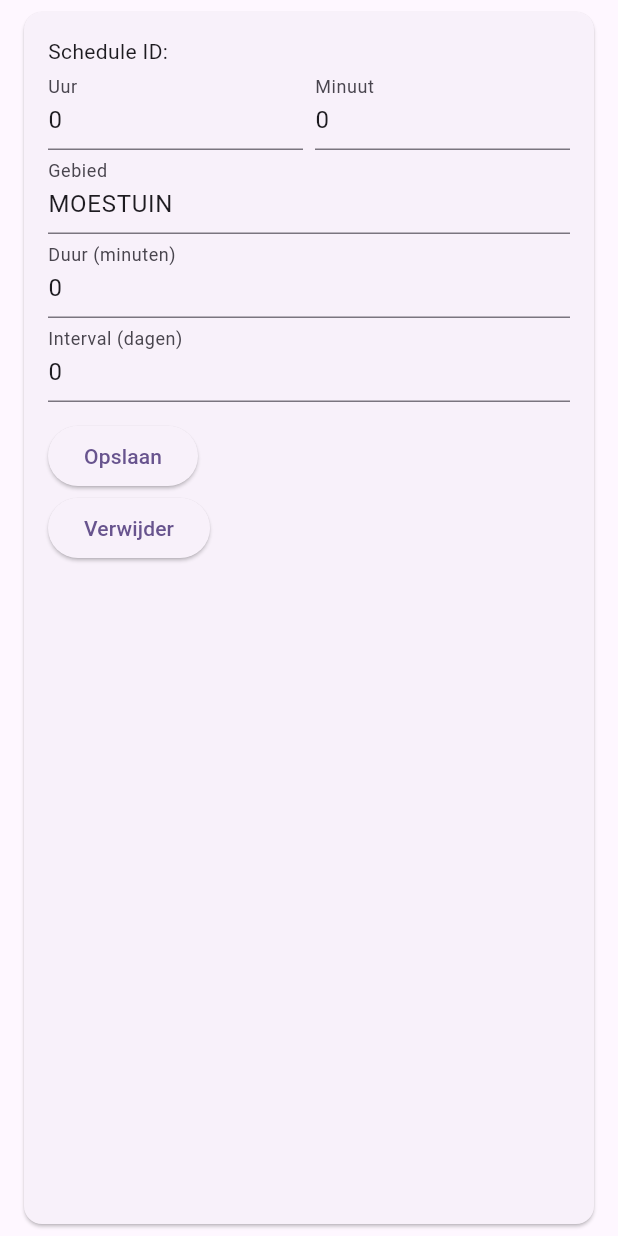
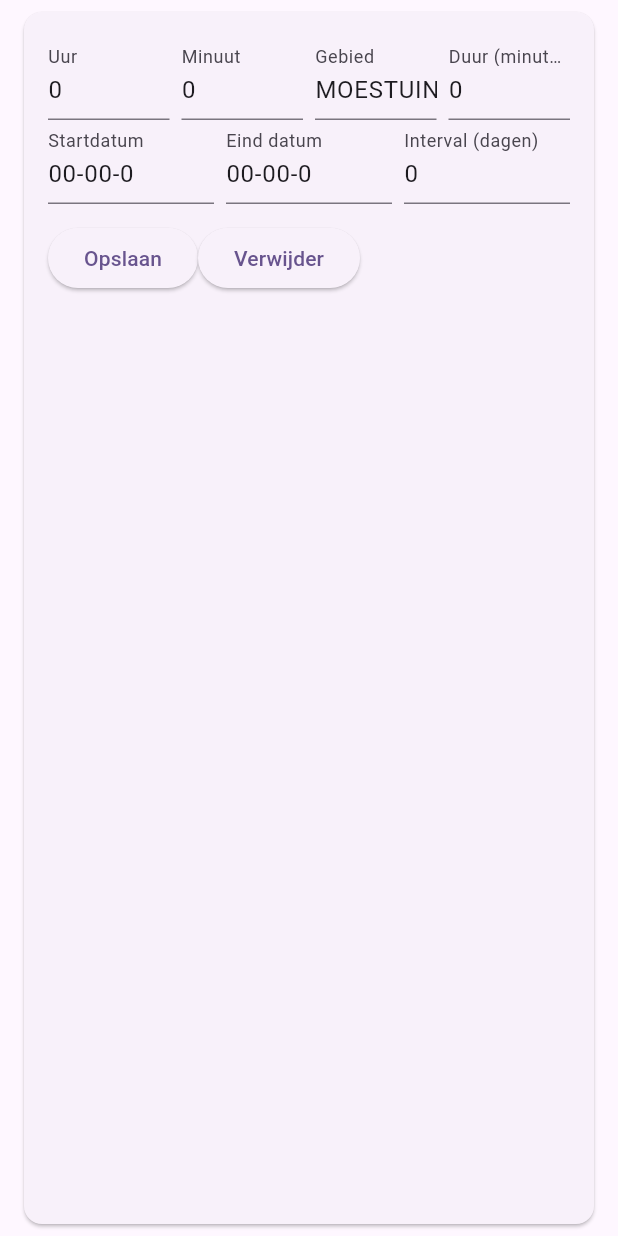
Before and after one commit to robbertvdzon/RobbertsMoestuinBeregening, a Flutter app: the ScheduleEditRow widget shown alone on an empty page, opened directly with empty values, after a tap on "Opslaan", on a phone screen of 412 x 824 dp. Run offline on Flutter 3.47's test engine with Material 3 defaults, Android fonts, the light colour scheme and no system bars; our stand-ins replace cloud_firestore, firebase_auth, firebase_core; missing offline and left inert: dart:html; accounts and stored records are empty; generated files the repository leaves out were written again; statements that could not run were skipped.

Commit message:
Robberts beregening UI

```diff
--- a/frontend/lib/ScheduleEditRow.dart
+++ b/frontend/lib/ScheduleEditRow.dart
@@ -1,22 +1,11 @@
-import 'dart:async';
-import 'dart:convert';
-import 'dart:html' as html;
+import 'package:flutter/material.dart';
 
-import 'package:cloud_firestore/cloud_firestore.dart';
-import 'package:firebase_auth/firebase_auth.dart';
-import 'package:firebase_core/firebase_core.dart';
-import 'package:flutter/material.dart';
-import 'package:json_annotation/json_annotation.dart';
-import 'package:uuid/uuid.dart';
-
-import 'firebase_options.dart';
 import 'model.dart';
-
 
 class ScheduleEditRow extends StatefulWidget {
   final EnrichedSchedule schedule;
-  final Function(EnrichedSchedule updatedSchedule) onSave;
-  final Function(EnrichedSchedule updatedSchedule) onDelete;
+  final Function(Schedule updatedSchedule) onSave;
+  final Function(String id) onDelete;
 
   const ScheduleEditRow({
     Key? key,
@@ -32,6 +21,8 @@ class ScheduleEditRow extends StatefulWidget {
 class _ScheduleEditRowState extends State<ScheduleEditRow> {
   late TextEditingController _hourController;
   late TextEditingController _minuteController;
+  late TextEditingController _startDayController;
+  late TextEditingController _endDayController;
   late TextEditingController _areaController;
   late TextEditingController _durationController;
   late TextEditingController _intervalController;
@@ -46,8 +37,13 @@ class _ScheduleEditRowState extends State<ScheduleEditRow> {
     _minuteController = TextEditingController(
       text: widget.schedule.schedule.scheduledTime.minute.toString(),
     );
+
+    _startDayController = TextEditingController(
+        text: widget.schedule.schedule.startDate.formattedDate);
+    _endDayController = TextEditingController(
+        text: widget.schedule.schedule.endDate?.formattedDate ?? "");
     _areaController = TextEditingController(
-      text: widget.schedule.schedule.erea.name,
+      text: widget.schedule.schedule.area.name,
     );
     _durationController = TextEditingController(
       text: widget.schedule.schedule.duration.toString(),
@@ -61,41 +57,53 @@ class _ScheduleEditRowState extends State<ScheduleEditRow> {
   void dispose() {
     _hourController.dispose();
     _minuteController.dispose();
+    _startDayController.dispose();
+    _endDayController.dispose();
     _areaController.dispose();
     _durationController.dispose();
     _intervalController.dispose();
     super.dispose();
   }
+
   void _handleDelete() {
-    widget.onDelete(widget.schedule);
+    widget.onDelete(widget.schedule.schedule.id);
   }
 
   void _handleSave() {
-    // Maak een bijgewerkte schedule aan met de waarden uit de tekstvelden.
-    // Let op: Je zult dit moeten aanpassen aan de structuur van je model.
-    // Hieronder is een voorbeeld, afhankelijk van hoe je model is gedefinieerd.
+    Schedule updatedSchedule = Schedule(
+      id: widget.schedule.schedule.id,
+      startDate: tryParse(_startDayController.text) ??
+          widget.schedule.schedule.startDate,
+      endDate: tryParse(_endDayController.text),
+      scheduledTime: widget.schedule.schedule.scheduledTime,
+      duration: widget.schedule.schedule.duration,
+      daysInterval: widget.schedule.schedule.daysInterval,
+      area: widget.schedule.schedule.area,
+      enabled: widget.schedule.schedule.enabled,
+    );
+    widget.onSave(updatedSchedule);
+  }
 
-    // Eerst kan je de bestaande schedule kopiëren en de gewijzigde waarden instellen.
-    EnrichedSchedule updatedSchedule = widget.schedule;
-    // EnrichedSchedule updatedSchedule = widget.schedule.copyWith(
-    //   schedule: widget.schedule.schedule.copyWith(
-    //     scheduledTime: DateTime(
-    //       widget.schedule.schedule.scheduledTime.year,
-    //       widget.schedule.schedule.scheduledTime.month,
-    //       widget.schedule.schedule.scheduledTime.day,
-    //       int.tryParse(_hourController.text) ?? widget.schedule.schedule.scheduledTime.hour,
-    //       int.tryParse(_minuteController.text) ?? widget.schedule.schedule.scheduledTime.minute,
-    //     ),
-    //     erea: widget.schedule.schedule.erea.copyWith(
-    //       name: _areaController.text,
-    //     ),
-    //     duration: int.tryParse(_durationController.text) ?? widget.schedule.schedule.duration,
-    //     daysInterval: int.tryParse(_intervalController.text) ?? widget.schedule.schedule.daysInterval,
-    //   ),
-    // );
+  /// Probeert een string te parsen in het formaat dd-mm-yyyy.
+  /// Geeft een [ScheduleDate] terug als het lukt, anders `null`.
+  static ScheduleDate? tryParse(String? input) {
+    if (input == null || input.trim().isEmpty) return null;
 
-    // Roep de onSave callback aan, zodat de parent weet dat deze schedule is bijgewerkt.
-    widget.onSave(updatedSchedule);
+    // Verwacht formaat: dd-mm-yyyy
+    final parts = input.split('-');
+    if (parts.length != 3) return null;
+
+    final day = int.tryParse(parts[0]);
+    final month = int.tryParse(parts[1]);
+    final year = int.tryParse(parts[2]);
+
+    if (day == null || month == null || year == null) return null;
+
+    // Optioneel: je kunt hier nog een basis validatie toevoegen,
+    // bijvoorbeeld of de dag en maand binnen de verwachte grenzen vallen.
+    if (day < 1 || day > 31 || month < 1 || month > 12) return null;
+
+    return ScheduleDate(year: year, month: month, day: day);
   }
 
   @override
@@ -108,7 +116,6 @@ class _ScheduleEditRowState extends State<ScheduleEditRow> {
           crossAxisAlignment: CrossAxisAlignment.start,
           children: [
             // Weergeef bijvoorbeeld het ID of andere info als label
-            Text("Schedule ID: ${widget.schedule.schedule.id}"),
             Row(
               children: [
                 Expanded(
@@ -130,23 +137,47 @@ class _ScheduleEditRowState extends State<ScheduleEditRow> {
                     ),
                   ),
                 ),
-              ],
-            ),
-            TextField(
+                const SizedBox(width: 8),
+                Expanded(
+                  child: TextField(
                     controller: _areaController,
                     decoration: const InputDecoration(labelText: 'Gebied'),
                   ),
-            TextField(
+                ),
+                const SizedBox(width: 8),
+                Expanded(
+                  child: TextField(
                     controller: _durationController,
                     keyboardType: TextInputType.number,
-              decoration: const InputDecoration(labelText: 'Duur (minuten)'),
+                    decoration:
+                        const InputDecoration(labelText: 'Duur (minuten)'),
                   ),
-            TextField(
+                ),
+              ],
+            ),
+            Row(children: [
+              Expanded(
+                  child: TextField(
+                controller: _startDayController,
+                decoration: const InputDecoration(labelText: 'Startdatum'),
+              )),
+              const SizedBox(width: 8),
+              Expanded(
+                  child: TextField(
+                controller: _endDayController,
+                decoration: const InputDecoration(labelText: 'Eind datum'),
+              )),
+              const SizedBox(width: 8),
+              Expanded(
+                  child: TextField(
                 controller: _intervalController,
                 keyboardType: TextInputType.number,
-              decoration: const InputDecoration(labelText: 'Interval (dagen)'),
-            ),
+                decoration:
+                    const InputDecoration(labelText: 'Interval (dagen)'),
+              )),
+            ]),
             const SizedBox(height: 12),
+            Row(children: [
               ElevatedButton(
                 onPressed: _handleSave,
                 child: const Text('Opslaan'),
@@ -155,6 +186,7 @@ class _ScheduleEditRowState extends State<ScheduleEditRow> {
                 onPressed: _handleDelete,
                 child: const Text('Verwijder'),
               ),
+            ])
           ],
         ),
       ),
--- a/frontend/lib/main.dart
+++ b/frontend/lib/main.dart
@@ -273,10 +273,10 @@ class _MyHomePageState extends State<MyHomePage> {
                       // Navigeren naar SecondPage
                       Navigator.push(
                         context,
-                        MaterialPageRoute(builder: (context) =>  Schedules(title: 'Schedules', viewModel: viewModel,)),
+                        MaterialPageRoute(builder: (context) =>  Schedules(title: 'Planning', viewModel: viewModel,)),
                       );
                     },
-                    child: Text('Schedules'),
+                    child: Text('Planning'),
                   ),
                 ],
               ),
--- a/frontend/lib/model.dart
+++ b/frontend/lib/model.dart
@@ -102,6 +102,15 @@ class ScheduleDate {
   factory ScheduleDate.fromJson(Map<String, dynamic> json) => _$ScheduleDateFromJson(json);
 
   Map<String, dynamic> toJson() => _$ScheduleDateToJson(this);
+
+  /// Geeft de datum terug in het formaat dd-mm-yyyy
+  String get formattedDate {
+    // Zorg dat dag en maand altijd twee cijfers hebben.
+    final String dd = day.toString().padLeft(2, '0');
+    final String mm = month.toString().padLeft(2, '0');
+    final String yyyy = year.toString();
+    return "$dd-$mm-$yyyy";
+  }
 }
 
 // EnrichedSchedule class
@@ -129,7 +138,7 @@ class Schedule {
   final ScheduleTime scheduledTime;
   final int duration;
   final int daysInterval;
-  final IrrigationArea erea;
+  final IrrigationArea area;
   final bool enabled;
 
   Schedule({
@@ -139,7 +148,7 @@ class Schedule {
     required this.scheduledTime,
     required this.duration,
     required this.daysInterval,
-    required this.erea,
+    required this.area,
     required this.enabled,
   });
 
--- a/frontend/lib/schedules.dart
+++ b/frontend/lib/schedules.dart
@@ -80,11 +80,10 @@ class _SchedulesState extends State<Schedules> {
                     return ScheduleEditRow(
                       schedule: schedule,
                       onSave: (updatedSchedule) {
-                        print(
-                            "Updated schedule: ${updatedSchedule.schedule.id}");
+                        _addCommand("ADD_SCHEDULE,${updatedSchedule.id},${updatedSchedule.duration},${updatedSchedule.daysInterval},${updatedSchedule.area.name},${updatedSchedule.enabled},${updatedSchedule.startDate.year},${updatedSchedule.startDate.month},${updatedSchedule.startDate.day},${updatedSchedule.endDate?.year??''},${updatedSchedule.endDate?.month??''},${updatedSchedule.endDate?.day??''},${updatedSchedule.scheduledTime.hour},${updatedSchedule.scheduledTime.minute}");
                       },
-                      onDelete: (deletedSchedule) {
-                        _addCommand("REMOVE_SCHEDULE,${deletedSchedule.schedule.id}");
+                      onDelete: (id) {
+                        _addCommand("REMOVE_SCHEDULE,${id}");
                       },
 
                     );
```
Also changed, not shown: frontend/pubspec.lock, 2 other files. Lines whose indentation alone changed are shown as unchanged.
